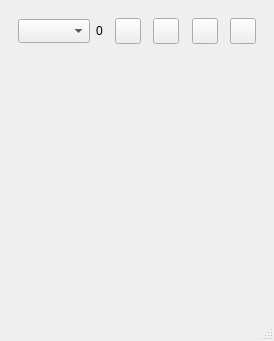
igorf7/OWController, file GUI/OWController/mainwindow.ui: the form before one commit.
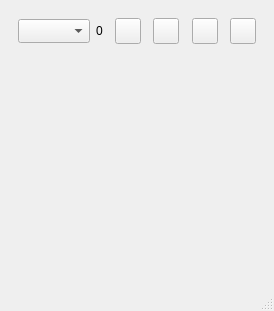
The form after the commit. Icons and pictures are not drawn.

```diff
--- a/GUI/OWController/mainwindow.ui
+++ b/GUI/OWController/mainwindow.ui
@@ -2,12 +2,15 @@
 <ui version="4.0">
  <class>MainWindow</class>
  <widget class="QMainWindow" name="MainWindow">
+  <property name="enabled">
+   <bool>true</bool>
+  </property>
   <property name="geometry">
    <rect>
     <x>0</x>
     <y>0</y>
     <width>274</width>
-    <height>341</height>
+    <height>311</height>
    </rect>
   </property>
   <property name="windowTitle">
@@ -257,7 +260,7 @@
          <x>0</x>
          <y>0</y>
          <width>256</width>
-         <height>228</height>
+         <height>198</height>
         </rect>
        </property>
       </widget>
```
Left out of the diff: 3 changed lines with no effect on the pictures.
